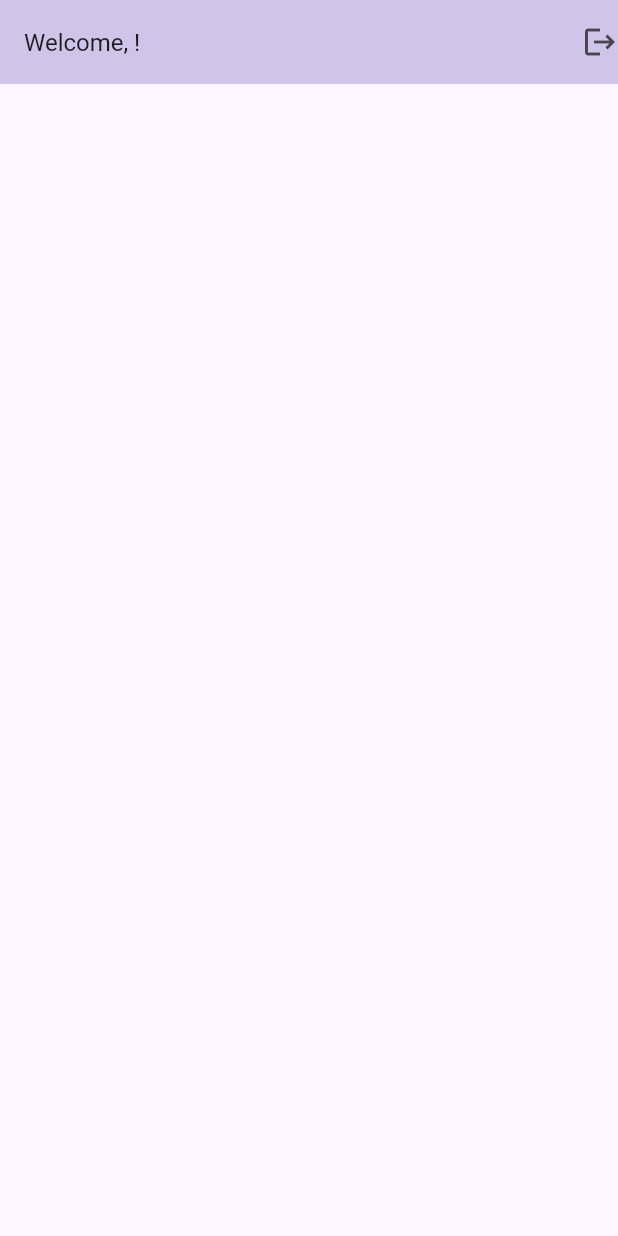
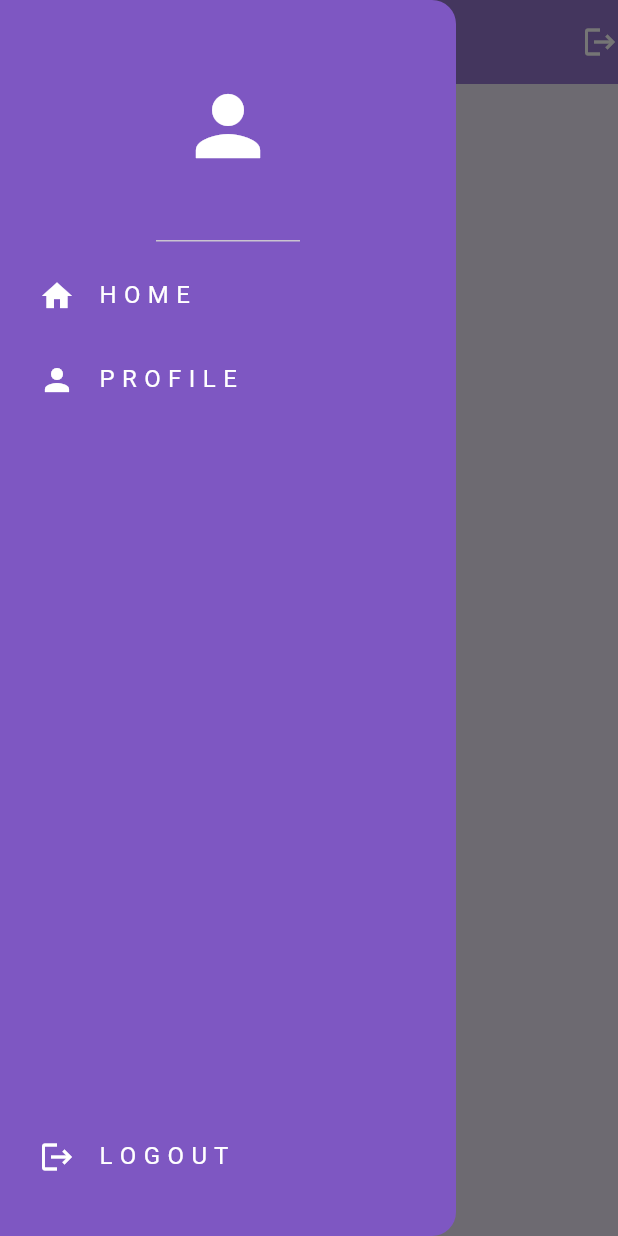
Before and after one commit to SmartHealthProject/waitingRoom_form, a Flutter app: the screen it shows once a user with an empty profile is signed in, with the side drawer open (before the commit the screen has no drawer), on a phone screen of 412 x 824 dp. Run offline on Flutter 3.47's test engine with Material 3 defaults, Android fonts, the phone set to English and light mode, and no system bars; our stand-ins replace cloud_firestore, firebase_auth, firebase_core, google_fonts; accounts and stored records are empty.

Commit message:
created a drawer

```diff
--- /dev/null
+++ b/lib/components/drawer.dart
@@ -0,0 +1,60 @@
+import 'package:flutter/material.dart';
+import 'package:form_demo/components/my_list_tile.dart';
+
+class MyDrawer extends StatelessWidget {
+  final void Function()? onProfileTap;
+  final void Function()? onSignOut;
+  const MyDrawer({
+    super.key,
+    required this.onProfileTap,
+    required this.onSignOut,
+  });
+
+  @override
+  Widget build(BuildContext context) {
+    return Drawer(
+      backgroundColor: Colors.deepPurple[400],
+      child: Column(
+        mainAxisAlignment: MainAxisAlignment.spaceBetween,
+        children: [
+          Column(
+            children: [
+              //header
+              const DrawerHeader(
+                child: Icon(
+                  Icons.person,
+                  color: Colors.white,
+                  size: 64,
+                ),
+              ),
+
+              //home list tile
+              MyListTile(
+                icon: Icons.home,
+                text: 'H O M E',
+                onTap: () => Navigator.pop(context),
+              ),
+
+              //profile list tile
+              MyListTile(
+                icon: Icons.person,
+                text: 'P R O F I L E',
+                onTap: onProfileTap,
+              ),
+            ],
+          ),
+
+          //logout list tile
+           Padding(
+             padding: const EdgeInsets.only(bottom: 25.0),
+             child: MyListTile(
+              icon: Icons.logout,
+              text: 'L O G O U T',
+              onTap: onSignOut,
+                       ),
+           ),
+        ],
+      )
+    );
+  }
+}
--- /dev/null
+++ b/lib/components/my_list_tile.dart
@@ -0,0 +1,31 @@
+import 'package:flutter/material.dart';
+
+class MyListTile extends StatelessWidget {
+  final IconData icon;
+  final String text;
+  final void Function()? onTap;
+  const MyListTile({
+    super.key,
+    required this.icon,
+    required this.text,
+    required this.onTap,
+  });
+
+  @override
+  Widget build(BuildContext context) {
+    return Padding(
+      padding: const EdgeInsets.only(left: 10.0),
+      child: ListTile(
+        leading: Icon(
+          icon,
+          color: Colors.white,
+        ),
+        onTap: onTap,
+        title: Text(
+          text,
+          style: TextStyle(color: Colors.white),
+        ),
+      ),
+    );
+  }
+}
--- a/lib/pages/home_page.dart
+++ b/lib/pages/home_page.dart
@@ -2,6 +2,8 @@
 import 'package:firebase_auth/firebase_auth.dart';
 import 'package:flutter/material.dart';
 import 'package:flutter/widgets.dart';
+import 'package:form_demo/components/drawer.dart';
+import 'package:form_demo/pages/profile_page.dart';
 import 'package:form_demo/read%20data/get_user_name.dart';
 
 class HomePage extends StatefulWidget {
@@ -14,6 +16,10 @@
 
 class _HomePageState extends State<HomePage> {
 
+  //sign out the user
+  void signOut() {
+    FirebaseAuth.instance.signOut();
+  }
 
   Future<String?> getSignedInUserFirstName() async {
     // Get the currently logged-in user
@@ -52,9 +58,23 @@
     }
   }
 
+  void goToProfilePage(){
+    //pop menu drawer
+    Navigator.pop(context);
+
+    //go to profile page
+    Navigator.push(
+      context,
+      MaterialPageRoute(
+        builder: (context) => const ProfilePage(),
+      ),
+    );
+  }
+
   @override
   Widget build(BuildContext context) {
     return Scaffold(
+      backgroundColor: Colors.deepPurple[50],
       appBar: AppBar(
         title: FutureBuilder<String?>(
           future: getSignedInUserFirstName(),
@@ -65,7 +85,10 @@
               final firstName = snapshot.data!;
               return Text(
                 'Welcome, $firstName!',
-                style: TextStyle(fontSize: 16),
+                style: TextStyle(
+                  fontSize: 16,
+                  color: Colors.white,
+                ),
               );
             } else if (snapshot.hasError) {
               return Text('Error retrieving name'); // Handle errors
@@ -74,15 +97,22 @@
             return Text('Welcome!');
           },
         ),
-        backgroundColor: Colors.deepPurple[100],
+        backgroundColor: Colors.deepPurple[300],
         actions: [
           GestureDetector(
             onTap: () {
               FirebaseAuth.instance.signOut();
             },
-            child: Icon(Icons.logout),
+            child: Icon(
+              Icons.logout,
+              color: Colors.white,
+            ),
           ),
         ],
+      ),
+      drawer: MyDrawer(
+        onProfileTap: goToProfilePage,
+        onSignOut: signOut,
       ),
       //body:
     );
```
Also changed, not shown: lib/pages/home_landing_page.dart (deleted, +0 -85 lines), lib/pages/profile_page.dart (added, +26 -0 lines).
